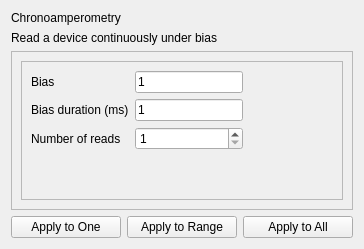
First picture: the form in uis/chronoamperometry.ui, repository arc-instruments/arc1_pyqt, before the edit.
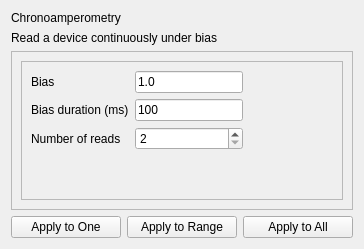
Second picture: the form after the edit.

Commit message: Change minimum values for ChronoAmperometry parameters

The edit to the form file:
```diff
--- a/uis/chronoamperometry.ui
+++ b/uis/chronoamperometry.ui
@@ -68,7 +68,7 @@
           <item row="0" column="1">
            <widget class="QLineEdit" name="biasEdit">
             <property name="text">
-             <string>1</string>
+             <string>1.0</string>
             </property>
            </widget>
           </item>
@@ -89,7 +89,7 @@
           <item row="1" column="1">
            <widget class="QLineEdit" name="pwEdit">
             <property name="text">
-             <string>1</string>
+             <string>100</string>
             </property>
            </widget>
           </item>
@@ -103,7 +103,7 @@
           <item row="2" column="1">
            <widget class="QSpinBox" name="numReadsBox">
             <property name="minimum">
-             <number>1</number>
+             <number>2</number>
             </property>
             <property name="maximum">
              <number>100000</number>
```
